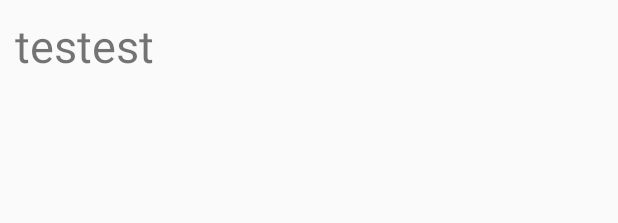
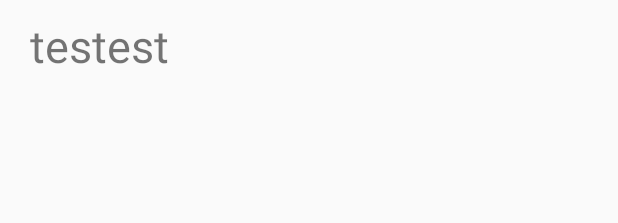
Before and after one commit to jhoobergs/PenO1516A3, an Android app: the layout list_scores.xml on its own in the app's theme, with its tools: preview values and no code run, on a phone screen of 412 x 824 dp. Shown: the top 223 px of the screen. Run offline under Robolectric (Android 15) with nearby library versions, the phone set to English and light mode, and no system bars.

Commit message:
Revert "fix spacing"
This reverts commit bdea37a627427f550b9ab5cc5032bf3542b10cdf.

```diff
--- a/NightGame/app/src/main/res/layout/list_scores.xml
+++ b/NightGame/app/src/main/res/layout/list_scores.xml
@@ -1,11 +1,11 @@
 <?xml version="1.0" encoding="utf-8"?>
 <LinearLayout xmlns:android="http://schemas.android.com/apk/res/android"
-    android:orientation="vertical"
-    android:padding="10dp"
-    android:layout_width="match_parent"
+    android:orientation="vertical" android:layout_width="match_parent"
     android:layout_height="match_parent">
 
     <TextView
+        android:layout_marginTop="10dp"
+        android:layout_marginLeft="20dp"
         android:textSize="30sp"
         android:layout_width="wrap_content"
         android:layout_height="wrap_content"
@@ -20,18 +20,21 @@
         android:id="@+id/extra_data"
         android:visibility="gone">
         <TextView
+            android:layout_marginLeft="50dp"
             android:textSize="20sp"
             android:layout_width="match_parent"
             android:layout_height="wrap_content"
             android:text="games"
             android:id="@+id/games"/>
         <TextView
+            android:layout_marginLeft="50dp"
             android:textSize="20sp"
             android:layout_width="match_parent"
             android:layout_height="wrap_content"
             android:text="wins"
             android:id="@+id/wins"/>
         <TextView
+            android:layout_marginLeft="50dp"
             android:textSize="20sp"
             android:layout_width="match_parent"
             android:layout_height="wrap_content"
```
